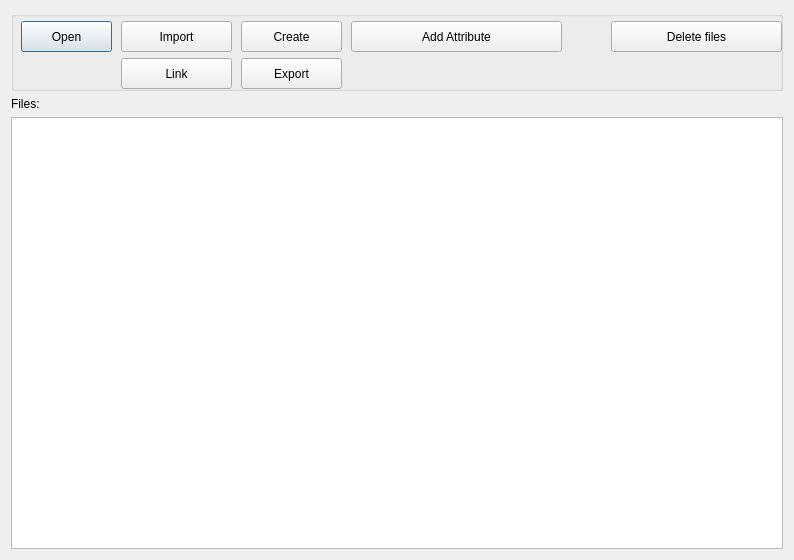
The window that qualcoder/GUI/ui_dialog_manage_files.ui (ccbogel/QualCoder) describes before a commit, drawn with Qt 5.
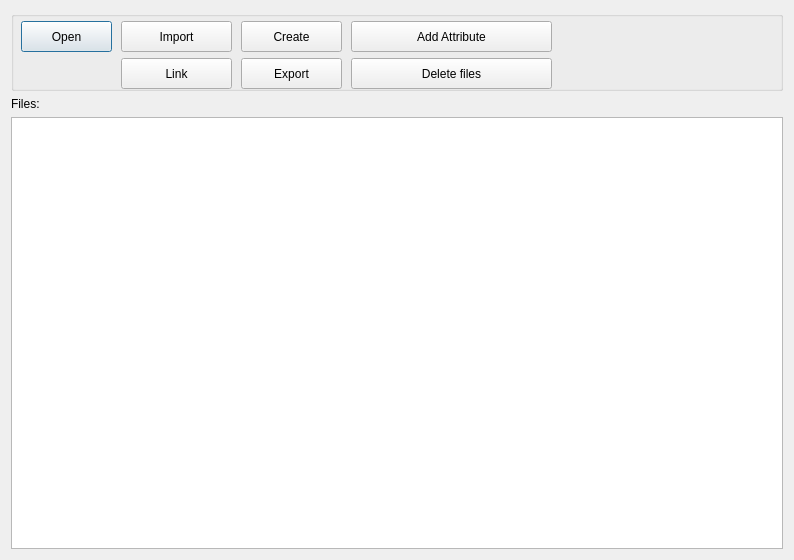
The same window after the commit.

Patch:
```diff
--- a/qualcoder/GUI/ui_dialog_manage_files.ui
+++ b/qualcoder/GUI/ui_dialog_manage_files.ui
@@ -79,9 +79,9 @@
      <widget class="QPushButton" name="pushButton_delete">
       <property name="geometry">
        <rect>
-        <x>600</x>
-        <y>10</y>
-        <width>171</width>
+        <x>340</x>
+        <y>47</y>
+        <width>201</width>
         <height>31</height>
        </rect>
       </property>
@@ -107,7 +107,7 @@
        <rect>
         <x>340</x>
         <y>10</y>
-        <width>211</width>
+        <width>201</width>
         <height>31</height>
        </rect>
       </property>
```
Left out of the diff: 14 changed lines with no effect on the pictures.
